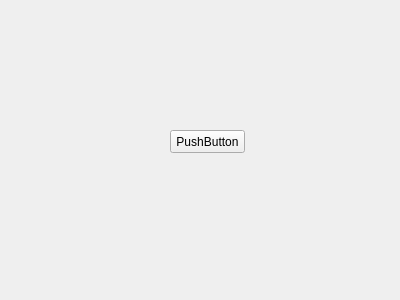
qinghua921/retools, file src/peinfo.ui: the form before one commit.
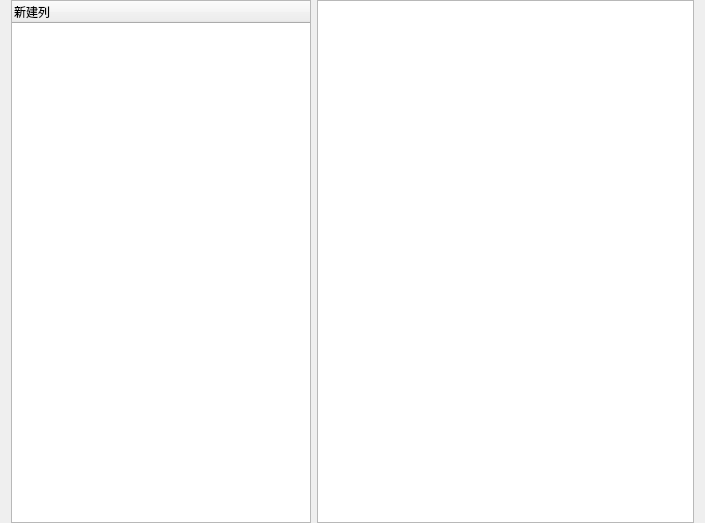
The form after the commit.

Diff of the .ui file:
```diff
--- a/src/peinfo.ui
+++ b/src/peinfo.ui
@@ -6,26 +6,49 @@
    <rect>
     <x>0</x>
     <y>0</y>
-    <width>400</width>
-    <height>300</height>
+    <width>705</width>
+    <height>523</height>
    </rect>
   </property>
   <property name="windowTitle">
    <string>Form</string>
   </property>
-  <widget class="QPushButton" name="pushButton">
-   <property name="geometry">
-    <rect>
-     <x>170</x>
-     <y>130</y>
-     <width>75</width>
-     <height>23</height>
-    </rect>
+  <layout class="QHBoxLayout" name="horizontalLayout_2">
+   <property name="topMargin">
+    <number>0</number>
    </property>
-   <property name="text">
-    <string>PushButton</string>
+   <property name="bottomMargin">
+    <number>0</number>
    </property>
-  </widget>
+   <item>
+    <layout class="QHBoxLayout" name="horizontalLayout">
+     <item>
+      <widget class="QTreeWidget" name="treeWidget">
+       <property name="minimumSize">
+        <size>
+         <width>300</width>
+         <height>0</height>
+        </size>
+       </property>
+       <property name="maximumSize">
+        <size>
+         <width>300</width>
+         <height>16777215</height>
+        </size>
+       </property>
+       <column>
+        <property name="text">
+         <string>新建列</string>
+        </property>
+       </column>
+      </widget>
+     </item>
+     <item>
+      <widget class="QTableWidget" name="tableWidget"/>
+     </item>
+    </layout>
+   </item>
+  </layout>
  </widget>
  <resources/>
  <connections/>
```
Left out of the diff: 2 changed lines with no effect on the pictures.
